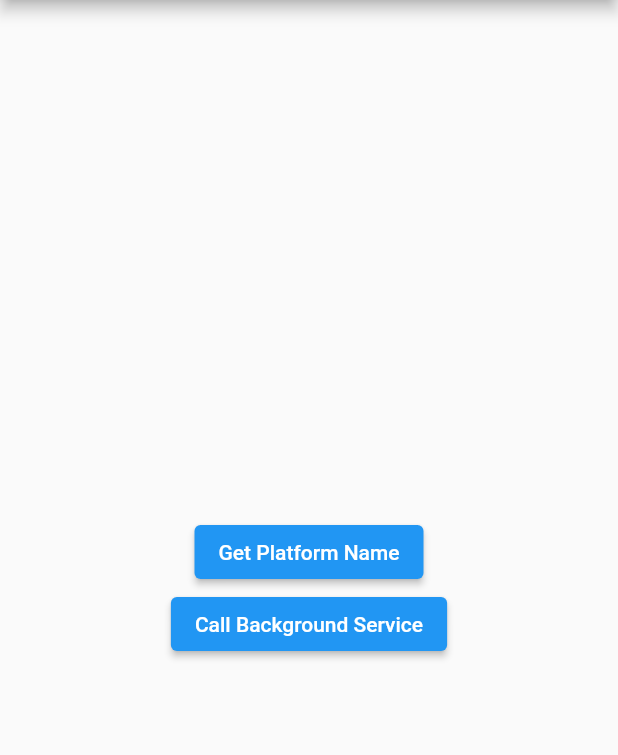
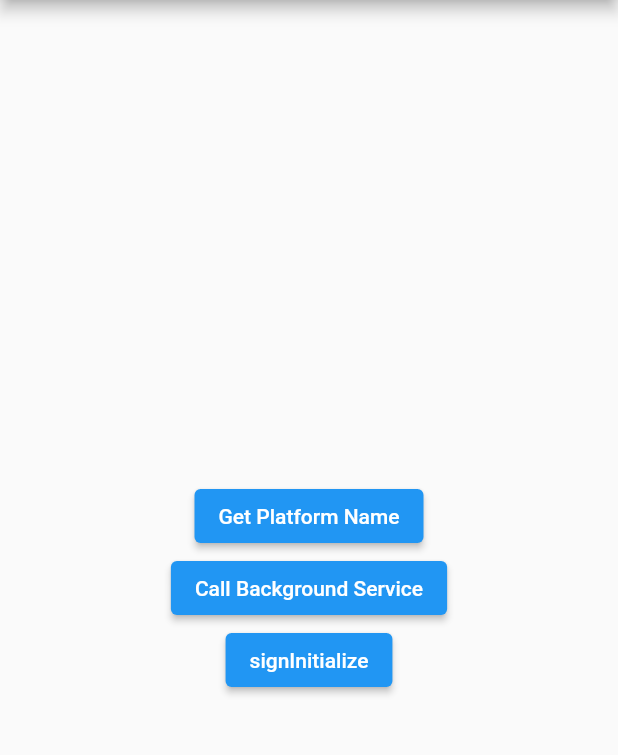
Before and after one commit to tokoinofficial/wallet_connect, a Flutter app: the screen it shows after launch, on a phone screen of 412 x 824 dp, the part 84-839 px from its top. Run offline on Flutter 3.47's test engine with Material 2 defaults, Android fonts, the phone set to English and light mode, and no system bars; our stand-ins replace plugin_platform_interface.

Commit message:
add signInitialize interface

```diff
--- a/wallet_connect/example/lib/main.dart
+++ b/wallet_connect/example/lib/main.dart
@@ -80,6 +80,21 @@ class _HomePageState extends State<HomePage> {
               },
               child: const Text('Call Background Service'),
             ),
+            ElevatedButton(
+              onPressed: () async {
+                try {
+                  await WalletConnect.signInitialize();
+                } catch (error) {
+                  ScaffoldMessenger.of(context).showSnackBar(
+                    SnackBar(
+                      backgroundColor: Theme.of(context).primaryColor,
+                      content: Text('$error'),
+                    ),
+                  );
+                }
+              },
+              child: const Text('signInitialize'),
+            ),
           ],
         ),
       ),
--- a/wallet_connect/lib/wallet_connect.dart
+++ b/wallet_connect/lib/wallet_connect.dart
@@ -30,4 +30,9 @@ class WalletConnect {
     ];
     await _platform.callBackgroundService(args);
   }
+
+  /// Initialize for sign
+  static Future<void> signInitialize() async {
+    await _platform.signInitialize();
+  }
 }
--- a/wallet_connect_android/lib/wallet_connect_android.dart
+++ b/wallet_connect_android/lib/wallet_connect_android.dart
@@ -27,4 +27,9 @@ class WalletConnectAndroid extends WalletConnectPlatform {
   Future<bool?> callBackgroundService(dynamic args) async {
     return methodChannel.invokeMethod('callBackgroundService', args);
   }
+
+  @override
+  Future<bool?> signInitialize() {
+    return methodChannel.invokeMethod('signInitialize');
+  }
 }
--- a/wallet_connect_ios/lib/wallet_connect_ios.dart
+++ b/wallet_connect_ios/lib/wallet_connect_ios.dart
@@ -27,4 +27,10 @@ class WalletConnectIOS extends WalletConnectPlatform {
   Future<bool?> callBackgroundService(dynamic args) async {
     return methodChannel.invokeMethod('callBackgroundService', args);
   }
+
+  @override
+  Future<bool?> signInitialize() {
+    // TODO: implement signInitialize
+    throw UnimplementedError();
+  }
 }
--- a/wallet_connect_platform_interface/lib/src/method_channel_wallet_connect.dart
+++ b/wallet_connect_platform_interface/lib/src/method_channel_wallet_connect.dart
@@ -22,4 +22,9 @@ class MethodChannelWalletConnect extends WalletConnectPlatform {
   Future<bool?> callBackgroundService(dynamic args) {
     return methodChannel.invokeMethod<bool>('initializeForBackground', args);
   }
+
+  @override
+  Future<bool?> signInitialize() {
+    return methodChannel.invokeMethod<bool>('signInitialize');
+  }
 }
--- a/wallet_connect_platform_interface/lib/wallet_connect_platform_interface.dart
+++ b/wallet_connect_platform_interface/lib/wallet_connect_platform_interface.dart
@@ -36,4 +36,7 @@ abstract class WalletConnectPlatform extends PlatformInterface {
 
   /// Call background service
   Future<bool?> callBackgroundService(dynamic args);
+
+  /// Sign initialize
+  Future<bool?> signInitialize();
 }
```
Also changed, not shown: 1 other file.
